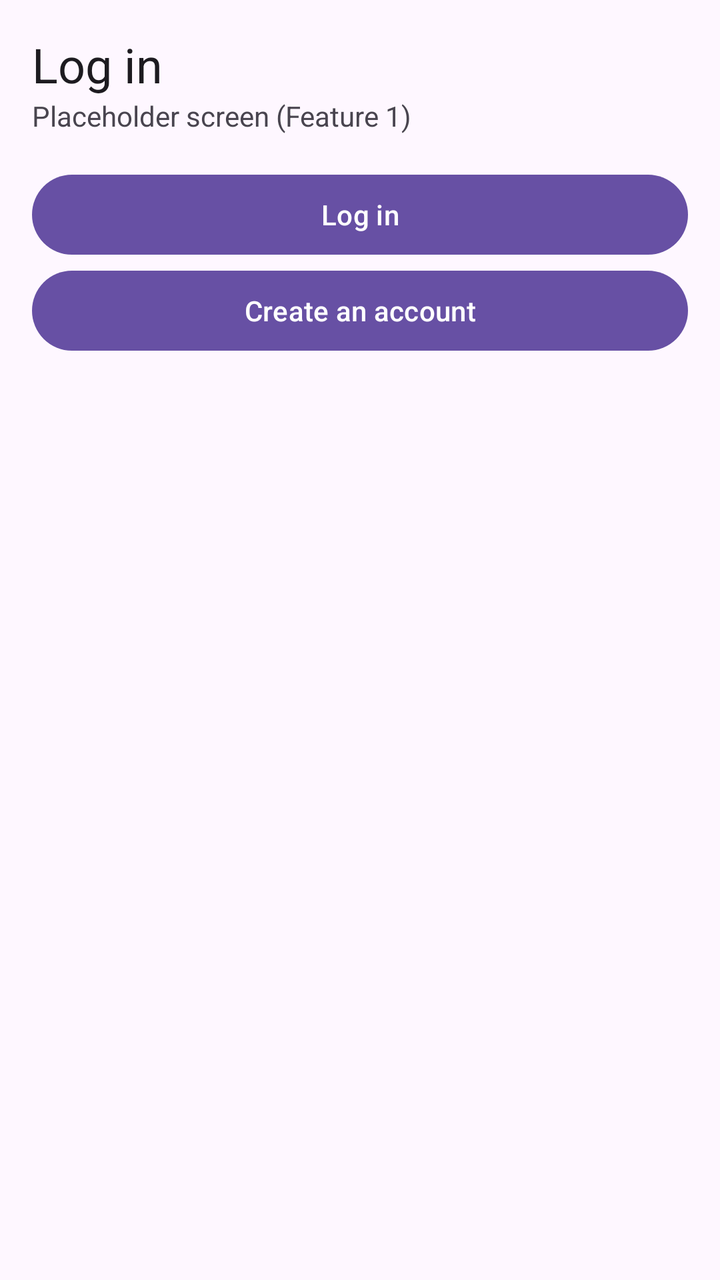
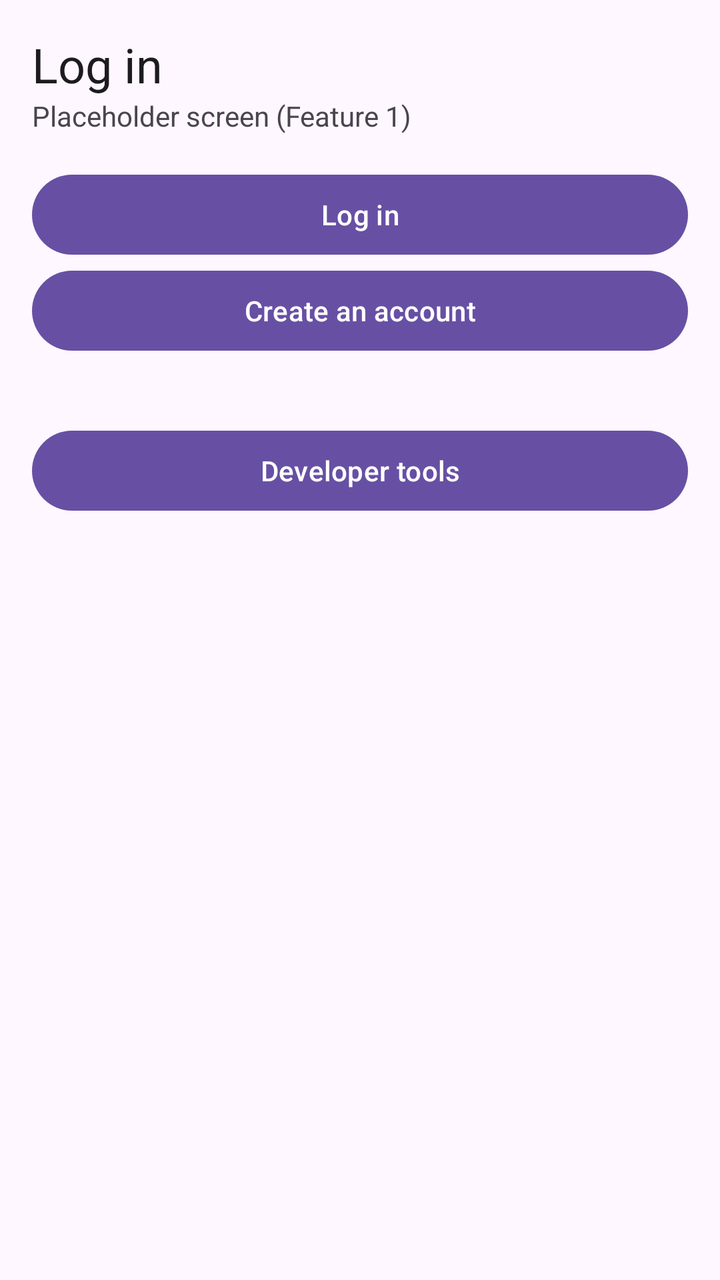

Before-and-after screenshots of an Android layout around one commit, followed by the original layout XML and the change that was made.
<!-- AndroidManifest.xml: application theme Theme.SplitSmartGroup19 -->
<!-- res/layout/activity_login.xml -->
<?xml version="1.0" encoding="utf-8"?>
<LinearLayout xmlns:android="http://schemas.android.com/apk/res/android"
    android:id="@+id/main"
    android:layout_width="match_parent"
    android:layout_height="match_parent"
    android:orientation="vertical"
    android:padding="16dp">

    <TextView
        android:layout_width="wrap_content"
        android:layout_height="wrap_content"
        android:text="Log in"
        android:textAppearance="?attr/textAppearanceHeadlineSmall" />

    <TextView
        android:layout_width="wrap_content"
        android:layout_height="wrap_content"
        android:layout_marginBottom="16dp"
        android:text="Placeholder screen (Feature 1)" />

    <Button
        android:id="@+id/buttonLogin"
        android:layout_width="match_parent"
        android:layout_height="wrap_content"
        android:text="Log in" />

    <Button
        android:id="@+id/buttonSignUp"
        android:layout_width="match_parent"
        android:layout_height="wrap_content"
        android:text="Create an account" />

</LinearLayout>
<!-- resources referenced by this layout -->
<resources>
  <style name="Theme.SplitSmartGroup19" parent="Base.Theme.SplitSmartGroup19" />
  <style name="Base.Theme.SplitSmartGroup19" parent="Theme.Material3.DayNight.NoActionBar">
          
          
      </style>
</resources>

<!-- the commit's change to res/layout/activity_login.xml (unified diff, before → after) -->
@@ -30,4 +30,12 @@
         android:layout_height="wrap_content"
         android:text="Create an account" />
 
+    
+    <Button
+        android:id="@+id/buttonDevTools"
+        android:layout_width="match_parent"
+        android:layout_height="wrap_content"
+        android:layout_marginTop="32dp"
+        android:text="Developer tools" />
+
 </LinearLayout>
